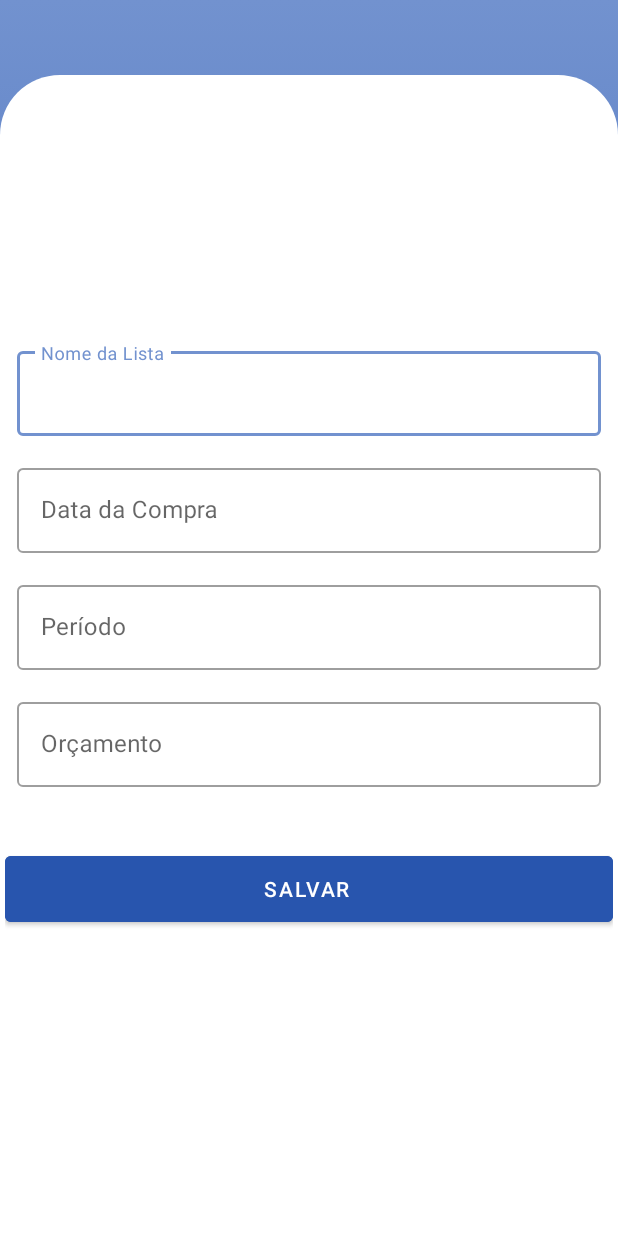
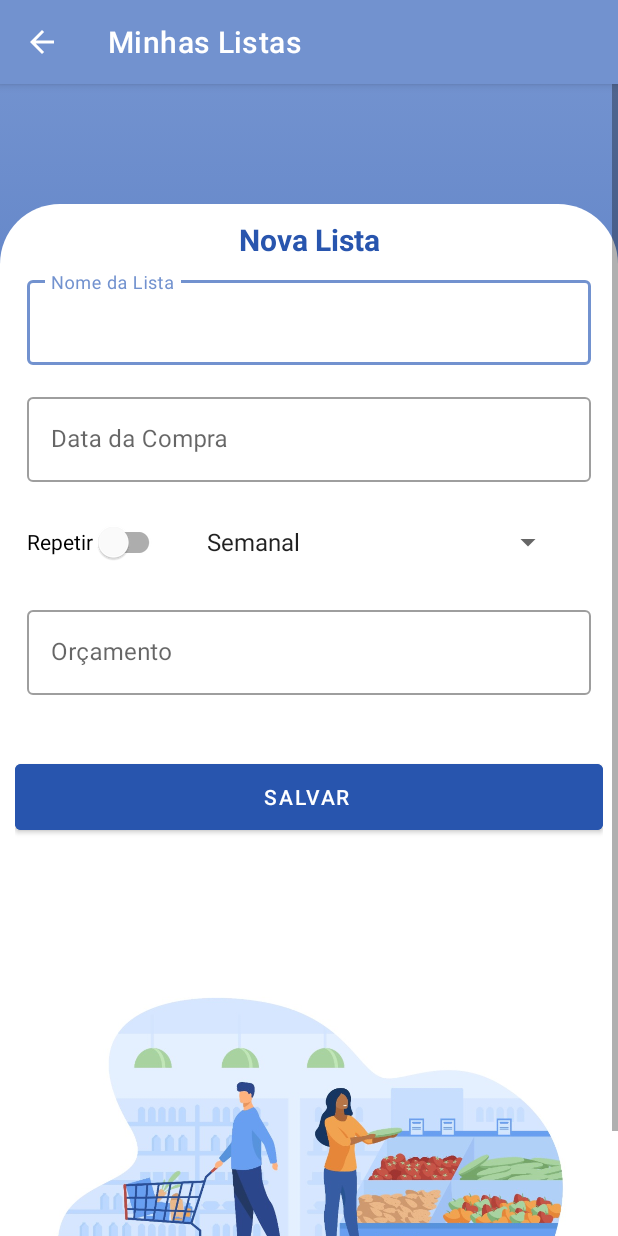
Before and after one commit to lffernandes/FIAP-mba3scjo-2021-GrupoA-SegundaEtapa, an Android app: the NewEditListaActivity screen opened directly, with no data from a screen before it, on a phone screen of 412 x 824 dp. Run offline under Robolectric (Android 15) with nearby library versions, the light colour scheme and no system bars; our stand-ins replace data binding.

Commit message:
update  activity_new_edit_lista

```diff
--- a/app/src/main/AndroidManifest.xml
+++ b/app/src/main/AndroidManifest.xml
@@ -11,12 +11,15 @@
         android:label="@string/app_name"
         android:roundIcon="@mipmap/ic_launcher_round"
         android:theme="@style/Theme.Mba3scjo2021GrupoAListou">
-        <activity
-        android:name=".NewEditListaActivity"
-        android:exported="true" />
-
 
         <activity
+            android:name=".NewEditListaActivity"
+            android:exported="true"
+            android:label="Minhas Listas"
+            android:parentActivityName=".MinhasListas"
+            android:theme="@style/Theme.Mba3scjo2021GrupoAListou_actionBar"/>
+
+         <activity
             android:name=".ListaActivity"
             android:exported="false"
             android:parentActivityName=".MinhasListas"
--- a/app/src/main/java/br/com/fiap/mba3scjo2021_grupoa_listou/NewEditListaActivity.kt
+++ b/app/src/main/java/br/com/fiap/mba3scjo2021_grupoa_listou/NewEditListaActivity.kt
@@ -1,6 +1,10 @@
 package br.com.fiap.mba3scjo2021_grupoa_listou
 
 import android.os.Bundle
+import android.view.View
+import android.widget.AdapterView
+import android.widget.ArrayAdapter
+import android.widget.Spinner
 import androidx.appcompat.app.AppCompatActivity
 import androidx.lifecycle.LiveData
 import androidx.lifecycle.liveData
@@ -8,15 +12,23 @@ import br.com.fiap.mba3scjo2021_grupoa_listou.Services.RetrofitService
 import br.com.fiap.mba3scjo2021_grupoa_listou.models.ListaCompra
 import retrofit2.Response
 
-class NewEditListaActivity : AppCompatActivity() {
+class NewEditListaActivity : AppCompatActivity(), AdapterView.OnItemSelectedListener{
 
     private lateinit var retService: RetrofitService
 
     override fun onCreate(savedInstanceState: Bundle?) {
         super.onCreate(savedInstanceState)
         setContentView(R.layout.activity_new_edit_lista)
-       /* retService = ApiFactory.buildService(RetrofitService::class.java)
+
+        /* retService = ApiFactory.buildService(RetrofitService::class.java)
         uploadLista()*/
+
+        val spinner: Spinner = findViewById(R.id.periodo_spinner)
+        // Create an ArrayAdapter using the string array and a default spinner layout
+        ArrayAdapter.createFromResource(this, R.array.periodo_array, android.R.layout.simple_spinner_item).also {
+            adapter -> adapter.setDropDownViewResource(android.R.layout.simple_spinner_dropdown_item)
+            spinner.adapter = adapter
+        }
 
     }
 
@@ -51,4 +63,15 @@ class NewEditListaActivity : AppCompatActivity() {
                     " " + "Orcamento: ${receivedListaItem?.orcamento}" + "\n\n\n"
         })*/
     }
+    //funções para trabalhar com o dropdown(spinner)
+    override fun onItemSelected(parent: AdapterView<*>, view: View?, pos: Int, id: Long) {
+        val spinner: Spinner = findViewById(R.id.periodo_spinner)
+        spinner.onItemSelectedListener = this
+        // An item was selected. You can retrieve the selected item using
+        // parent.getItemAtPosition(pos)
+    }
+
+    override fun onNothingSelected(parent: AdapterView<*>) {
+        // Another interface callback
+    }
 }
--- a/app/src/main/res/layout/activity_new_edit_lista.xml
+++ b/app/src/main/res/layout/activity_new_edit_lista.xml
@@ -1,9 +1,9 @@
 <?xml version="1.0" encoding="utf-8"?>
-<layout>
+<layout xmlns:tools="http://schemas.android.com/tools"
+    xmlns:android="http://schemas.android.com/apk/res/android"
+    xmlns:app="http://schemas.android.com/apk/res-auto">
 
-<ScrollView xmlns:android="http://schemas.android.com/apk/res/android"
-    xmlns:app="http://schemas.android.com/apk/res-auto"
-    xmlns:tools="http://schemas.android.com/tools"
+<ScrollView
     android:layout_width="match_parent"
     android:layout_height="match_parent"
     android:background="@drawable/gradient_background"
@@ -14,11 +14,22 @@
     <LinearLayout
         android:layout_width="match_parent"
         android:layout_height="match_parent"
-        android:layout_marginTop="50dp"
+        android:layout_marginTop="80dp"
         android:background="@drawable/shape_bg_login"
         android:gravity="center"
         android:orientation="vertical"
-        android:padding="3dp">
+        android:padding="10dp">
+
+        <TextView
+            android:id="@+id/textView2"
+            android:layout_width="match_parent"
+            android:layout_height="wrap_content"
+            android:text="@string/nova_lista_label"
+            android:textSize="20dp"
+            android:textStyle="bold"
+            android:textColor="@color/colorAccent"
+            android:gravity="center"
+            android:layout_gravity="top"/>
 
         <com.google.android.material.textfield.TextInputLayout
             style="@style/Widget.MaterialComponents.TextInputLayout.OutlinedBox"
@@ -53,13 +64,31 @@
             android:layout_width="match_parent"
             android:layout_height="wrap_content"
             android:layout_margin="8dp">
+        <GridLayout
+            android:layout_width="match_parent"
+            android:layout_height="wrap_content">
 
-            <com.google.android.material.textfield.TextInputEditText
-                android:id="@+id/etPeriodo"
+            <com.google.android.material.switchmaterial.SwitchMaterial
+                android:id="@+id/switch1"
+                android:layout_width="wrap_content"
+                android:layout_height="wrap_content"
+                android:layout_row="0"
+                android:layout_column="0"
+                android:text="@string/repetir_label" />
+            <Spinner
+                android:id="@+id/periodo_spinner"
                 android:layout_width="match_parent"
                 android:layout_height="wrap_content"
-                android:hint="@string/periodo"/>
-
+                android:layout_marginEnd="110dp"
+                android:layout_marginTop="10dp"
+                android:layout_marginBottom="10dp"
+                android:layout_marginStart="20dp"
+                android:layout_row="0"
+                android:layout_column="1"
+                android:text="@string/periodo_label"
+                android:layout_gravity="center">
+            </Spinner>
+        </GridLayout>
         </com.google.android.material.textfield.TextInputLayout>
 
         <com.google.android.material.textfield.TextInputLayout
@@ -92,6 +121,10 @@
             app:layout_constraintStart_toStartOf="parent"
             app:layout_constraintTop_toBottomOf="@+id/button" />
 
+        <ImageView
+            android:layout_width="match_parent"
+            android:layout_height="300dp"
+            android:src="@drawable/img_listou" />
     </LinearLayout>
 
 </ScrollView>
--- a/app/src/main/res/values/strings.xml
+++ b/app/src/main/res/values/strings.xml
@@ -20,4 +20,16 @@
     <string name="data_compra_label">Data Compra</string>
     <string name="descricao_label">Descrição</string>
     <string name="minhas_listas_label">Minhas Listas</string>
+    <string name="nova_lista_label">Nova Lista</string>
+    <string name="repetir_label">Repetir</string>
+    <string name="periodo_label">Período</string>
+
+    <string-array name="periodo_array">
+        <item>Semanal</item>
+        <item>Mensal</item>
+        <item>Bimestral</item>
+        <item>Trimestral</item>
+        <item>Semestral</item>
+        <item>Anual</item>
+    </string-array>
 </resources>
```
